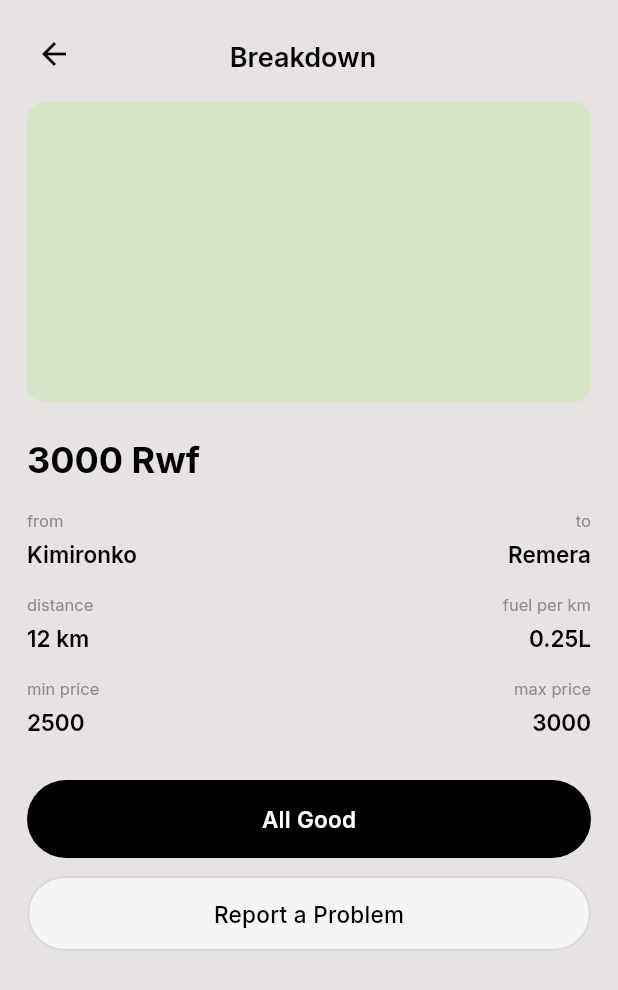
After one commit to mad-g3/bikalk, a Flutter app: the PriceBreakdownScreen screen opened by its route, on a phone screen of 412 x 824 dp. The commit adds this screen. Shown: the top 990 px of the screen. Run offline on Flutter 3.47's test engine with Material 3 defaults, Android fonts, the light colour scheme and no system bars; our stand-ins replace cloud_firestore, equatable, firebase_auth, firebase_core, flutter_bloc, get_it and 2 more; accounts and stored records are empty.

Commit message:
feat: add price-breakdown screen and integrate into router

```diff
--- a/lib/app/router.dart
+++ b/lib/app/router.dart
@@ -1,4 +1,5 @@
 import 'dart:async';
+import 'package:bikalk/features/price_breakdown/presentation/pages/price_breakdown_screen.dart' show PriceBreakdownScreen;
 import 'package:flutter/material.dart';
 import 'package:go_router/go_router.dart';
 import '../features/auth/application/auth_cubit.dart';
@@ -98,7 +99,7 @@ GoRouter buildRouter() {
       GoRoute(
         path: AppRoutes.priceBreakdown,
         pageBuilder: (context, state) =>
-            const NoTransitionPage(child: Placeholder()),
+            const NoTransitionPage(child: PriceBreakdownScreen()),
       ),
 
       // Post-result
--- /dev/null
+++ b/lib/features/price_breakdown/presentation/pages/price_breakdown_screen.dart
@@ -0,0 +1,288 @@
+import 'package:flutter/material.dart';
+import '../../../../app/theme/app_colors.dart';
+
+class PriceBreakdownScreen extends StatefulWidget {
+  const PriceBreakdownScreen({super.key});
+
+  @override
+  State<PriceBreakdownScreen> createState() => _PriceBreakdownScreenState();
+}
+
+class _PriceBreakdownScreenState extends State<PriceBreakdownScreen> {
+  void _showToast(String message) {
+    ScaffoldMessenger.of(context).showSnackBar(
+      SnackBar(
+        content: Text(message),
+        duration: const Duration(seconds: 2),
+        behavior: SnackBarBehavior.floating,
+        shape: RoundedRectangleBorder(borderRadius: BorderRadius.circular(20)),
+        backgroundColor: AppColors.ctaFill,
+      ),
+    );
+  }
+
+  @override
+  Widget build(BuildContext context) {
+    return Scaffold(
+      backgroundColor: AppColors.scaffoldBg,
+      body: SafeArea(
+        child: Column(
+          crossAxisAlignment: CrossAxisAlignment.start,
+          children: [
+            // Header
+            Padding(
+              padding: const EdgeInsets.fromLTRB(12, 12, 20, 8),
+              child: Row(
+                children: [
+                  IconButton(
+                    icon: const Icon(
+                      Icons.arrow_back,
+                      color: AppColors.textPrimary,
+                    ),
+                    onPressed: () => Navigator.pop(context),
+                  ),
+                  const Expanded(
+                    child: Text(
+                      'Breakdown',
+                      textAlign: TextAlign.center,
+                      style: TextStyle(
+                        fontSize: 18,
+                        fontWeight: FontWeight.w600,
+                        color: AppColors.textPrimary,
+                      ),
+                    ),
+                  ),
+                  const SizedBox(width: 48),
+                ],
+              ),
+            ),
+
+            // Scrollable body
+            Expanded(
+              child: SingleChildScrollView(
+                padding: const EdgeInsets.fromLTRB(18, 0, 18, 30),
+                child: Column(
+                  crossAxisAlignment: CrossAxisAlignment.start,
+                  children: [
+                    // Map
+                    ClipRRect(
+                      borderRadius: BorderRadius.circular(12),
+                      child: SizedBox(
+                        height: 200,
+                        width: double.infinity,
+                        child: CustomPaint(
+                          painter: _MapPainter(),
+                          child: Container(color: const Color(0xFFD6E4C7)),
+                        ),
+                      ),
+                    ),
+
+                    const SizedBox(height: 18),
+
+                    // Price
+                    const Text(
+                      '3000 Rwf',
+                      style: TextStyle(
+                        fontSize: 24,
+                        fontWeight: FontWeight.w700,
+                        color: AppColors.textPrimary,
+                      ),
+                    ),
+
+                    const SizedBox(height: 16),
+
+                    // Details rows
+                    _buildDetailRow('from', 'Kimironko', 'to', 'Remera'),
+                    const SizedBox(height: 14),
+                    _buildDetailRow(
+                      'distance',
+                      '12 km',
+                      'fuel per km',
+                      '0.25L',
+                    ),
+                    const SizedBox(height: 14),
+                    _buildDetailRow('min price', '2500', 'max price', '3000'),
+
+                    const SizedBox(height: 28),
+
+                    // All Good button
+                    SizedBox(
+                      width: double.infinity,
+                      child: ElevatedButton(
+                        onPressed: () => _showToast('✓ Confirmed!'),
+                        style: ElevatedButton.styleFrom(
+                          backgroundColor: AppColors.ctaFill,
+                          foregroundColor: AppColors.ctaText,
+                          padding: const EdgeInsets.symmetric(vertical: 16),
+                          shape: RoundedRectangleBorder(
+                            borderRadius: BorderRadius.circular(30),
+                          ),
+                          elevation: 0,
+                        ),
+                        child: const Text(
+                          'All Good',
+                          style: TextStyle(
+                            fontSize: 15,
+                            fontWeight: FontWeight.w600,
+                          ),
+                        ),
+                      ),
+                    ),
+
+                    const SizedBox(height: 12),
+
+                    // Report a Problem button
+                    SizedBox(
+                      width: double.infinity,
+                      child: OutlinedButton(
+                        onPressed: () =>
+                            Navigator.pushNamed(context, '/privacy'),
+                        style: OutlinedButton.styleFrom(
+                          foregroundColor: AppColors.textPrimary,
+                          padding: const EdgeInsets.symmetric(vertical: 15),
+                          side: const BorderSide(
+                            color: AppColors.divider,
+                            width: 1.5,
+                          ),
+                          shape: RoundedRectangleBorder(
+                            borderRadius: BorderRadius.circular(30),
+                          ),
+                        ),
+                        child: const Text(
+                          'Report a Problem',
+                          style: TextStyle(
+                            fontSize: 15,
+                            fontWeight: FontWeight.w500,
+                          ),
+                        ),
+                      ),
+                    ),
+                  ],
+                ),
+              ),
+            ),
+          ],
+        ),
+      ),
+    );
+  }
+
+  Widget _buildDetailRow(
+    String leftLabel,
+    String leftValue,
+    String rightLabel,
+    String rightValue,
+  ) {
+    return Row(
+      crossAxisAlignment: CrossAxisAlignment.start,
+      children: [
+        Column(
+          crossAxisAlignment: CrossAxisAlignment.start,
+          children: [
+            Text(
+              leftLabel,
+              style: const TextStyle(fontSize: 11, color: AppColors.textHint),
+            ),
+            const SizedBox(height: 2),
+            Text(
+              leftValue,
+              style: const TextStyle(
+                fontSize: 15,
+                fontWeight: FontWeight.w600,
+                color: AppColors.textPrimary,
+              ),
+            ),
+          ],
+        ),
+        const Spacer(),
+        Column(
+          crossAxisAlignment: CrossAxisAlignment.end,
+          children: [
+            Text(
+              rightLabel,
+              style: const TextStyle(fontSize: 11, color: AppColors.textHint),
+            ),
+            const SizedBox(height: 2),
+            Text(
+              rightValue,
+              style: const TextStyle(
+                fontSize: 15,
+                fontWeight: FontWeight.w600,
+                color: AppColors.textPrimary,
+              ),
+            ),
+          ],
+        ),
+      ],
+    );
+  }
+}
+
+class _MapPainter extends CustomPainter {
+  @override
+  void paint(Canvas canvas, Size size) {
+    // Background
+    canvas.drawRect(
+      Rect.fromLTWH(0, 0, size.width, size.height),
+      Paint()..color = const Color(0xFFD6E4C7),
+    );
+
+    final gridPaint = Paint()
+      ..color = const Color(0xFFC0D4A8)
+      ..strokeWidth = 1;
+
+    for (int i = 0; i < 6; i++) {
+      canvas.drawLine(
+        Offset(0, 30 + i * 32.0),
+        Offset(size.width, 30 + i * 32.0),
+        gridPaint,
+      );
+    }
+    for (int i = 0; i < 8; i++) {
+      canvas.drawLine(
+        Offset(30 + i * 36.0, 0),
+        Offset(30 + i * 36.0, size.height),
+        gridPaint,
+      );
+    }
+
+    final roadPaint = Paint()
+      ..color = const Color(0xFFB8CCAA)
+      ..strokeWidth = 3;
+    canvas.drawLine(const Offset(60, 0), Offset(60, size.height), roadPaint);
+    canvas.drawLine(
+      Offset(0, size.height / 2),
+      Offset(size.width, size.height / 2),
+      roadPaint,
+    );
+
+    final routePaint = Paint()
+      ..color = const Color(0xFF3B6FD4)
+      ..strokeWidth = 4
+      ..strokeCap = StrokeCap.round
+      ..strokeJoin = StrokeJoin.round
+      ..style = PaintingStyle.stroke;
+
+    final path = Path()
+      ..moveTo(85, size.height - 30)
+      ..lineTo(90, size.height - 60)
+      ..lineTo(105, size.height - 80)
+      ..lineTo(130, size.height - 105)
+      ..lineTo(155, size.height - 125)
+      ..lineTo(175, size.height - 145)
+      ..lineTo(200, size.height - 162)
+      ..lineTo(215, size.height - 175);
+    canvas.drawPath(path, routePaint);
+
+    final pinRed = Paint()..color = const Color(0xFFE74C3C);
+    final pinWhite = Paint()..color = Colors.white;
+
+    canvas.drawCircle(Offset(85, size.height - 30), 6, pinRed);
+    canvas.drawCircle(Offset(85, size.height - 30), 3, pinWhite);
+    canvas.drawCircle(Offset(215, size.height - 175), 6, pinRed);
+    canvas.drawCircle(Offset(215, size.height - 175), 3, pinWhite);
+  }
+
+  @override
+  bool shouldRepaint(covariant CustomPainter oldDelegate) => false;
+}
```
